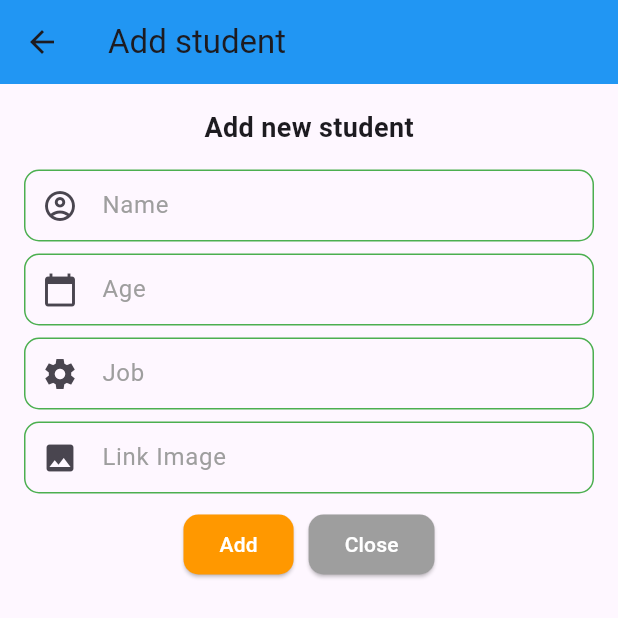
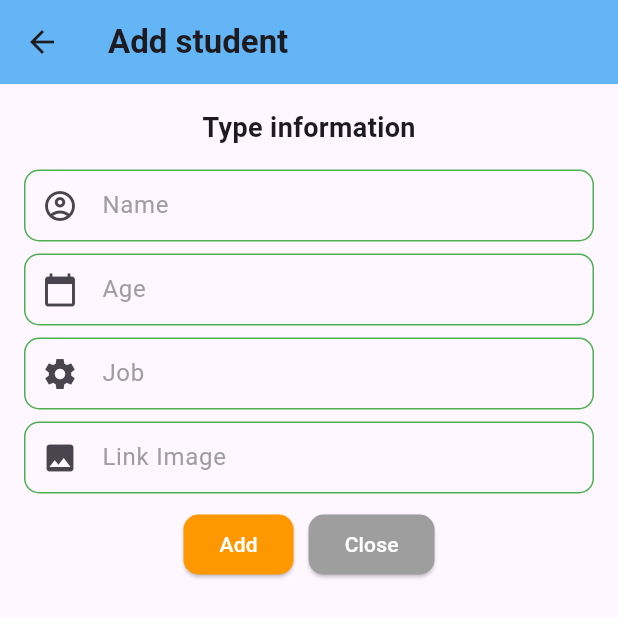
Before and after one commit to minhviet123tv/ThucTap2NF, a Flutter app: the screen it shows after launch, after a tap on the "add" icon, on a phone screen of 412 x 824 dp, the top half of it. Run offline on Flutter 3.47's test engine with Material 3 defaults, Android fonts, the phone set to English and light mode, and no system bars; our stand-ins replace get; network calls fail.

Commit message:
Initial Commit
ListView

```diff
--- a/lib/main/add_student.dart
+++ b/lib/main/add_student.dart
@@ -33,8 +33,8 @@ class _AddStudentState extends State<AddStudent> {
     return SafeArea(
       child: Scaffold(
         appBar: AppBar(
-          title: const Text("Add student"),
-          backgroundColor: Colors.blue,
+          title: const Text("Add student", style: TextStyle(fontSize: 22, fontWeight: FontWeight.w700),),
+          backgroundColor: Colors.blue[300],
         ),
         body: AddStudentBody(context),
       ),
@@ -51,7 +51,7 @@ class _AddStudentState extends State<AddStudent> {
           mainAxisAlignment: MainAxisAlignment.center,
           children: <Widget>[
             const Text(
-              'Add new student',
+              'Type information',
               style: TextStyle(fontSize: 18, fontWeight: FontWeight.w700),
             ),
             const SizedBox(height: 15),
--- a/lib/main/home_page.dart
+++ b/lib/main/home_page.dart
@@ -17,8 +17,8 @@ class HomePage extends StatelessWidget {
     return SafeArea(
       child: Scaffold(
         appBar: AppBar(
-          title: const Text("List student"),
-          backgroundColor: Colors.blue,
+          title: const Text("Student list", style: TextStyle(fontSize: 22, fontWeight: FontWeight.w700),),
+          backgroundColor: Colors.white,
         ),
         body: HomePageBody(),
         floatingActionButton: FloatingActionButton(
--- a/lib/main/student_details.dart
+++ b/lib/main/student_details.dart
@@ -59,8 +59,8 @@ class _StudentDetailsState extends State<StudentDetails> {
     return SafeArea(
       child: Scaffold(
         appBar: AppBar(
-          title: Text("${studentController.listStudent[widget.indexStudent].name} Details"),
-          backgroundColor: Colors.green,
+          title: Text("${studentController.listStudent[widget.indexStudent].name} Details", style: TextStyle(fontSize: 22, fontWeight: FontWeight.w700),),
+          backgroundColor: Colors.white,
         ),
         body: Padding(
           padding: const EdgeInsets.all(8.0),
@@ -302,6 +302,7 @@ class _StudentDetailsState extends State<StudentDetails> {
         // Update nếu không trùng
         studentController.updateStudent(widget.indexStudent, student);
         studentController.changeShowUpdate(); // Cập nhật sang nút edit
+        setState(() {});
       }
 
     } else {
```
